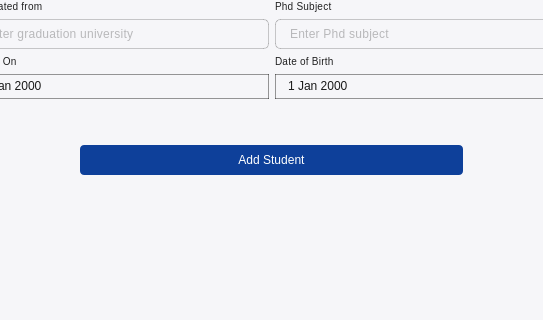
omarmohhameed29/Learniom-Learning-System, file mainwindow.ui: the form before one commit; both pictures show x 322 to 865 and y 504 to 824 of the 1187 by 942 pixel window.
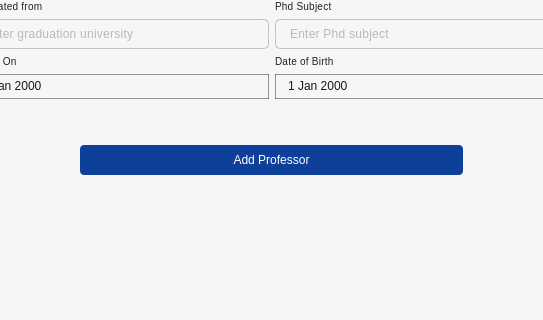
The form after the commit. The open tabs and pages were chosen to show the change. Icons and pictures are not drawn.

Diff of the .ui file:
```diff
--- a/mainwindow.ui
+++ b/mainwindow.ui
@@ -5134,7 +5134,7 @@
 min-width: 90px;</string>
             </property>
             <property name="text">
-             <string>Add Student</string>
+             <string>Add Professor</string>
             </property>
            </widget>
           </item>
```
Left out of the diff: 78 changed lines with no effect on the pictures.
